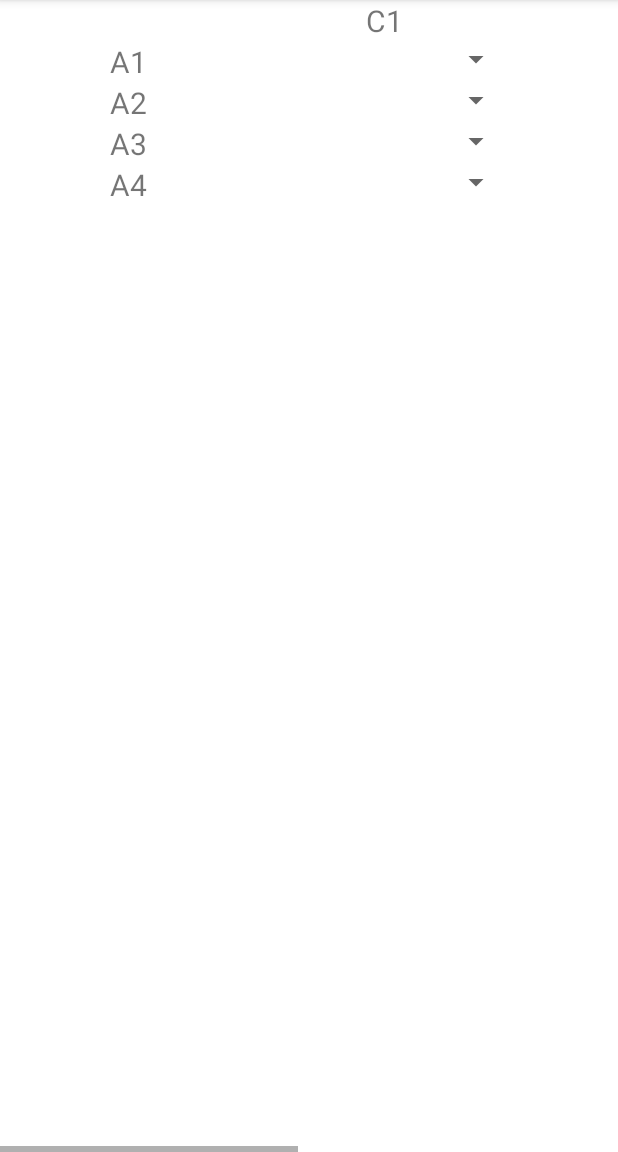
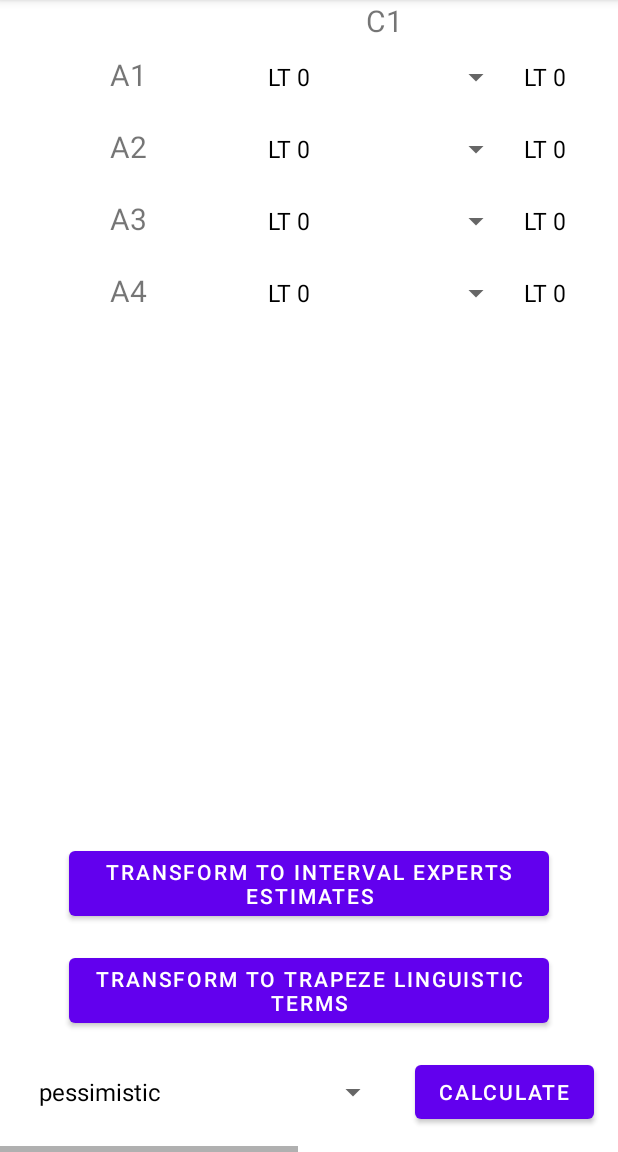
Before and after one commit to LogutovEgor/fuzzy_multi_criteria_decision_making_system, an Android app: the MainActivity screen opened directly, with no data from a screen before it, on a phone screen of 412 x 824 dp, the part 84-1236 px from its top. Run offline under Robolectric (Android 15) with nearby library versions, the phone set to English and light mode, and no system bars.

Commit message:
Updated MainActivityUpdated

```diff
--- a/app/src/main/java/com/example/fuzzy_multi_criteria_decision_making_system/LinguisticTermsActivity.java
+++ b/app/src/main/java/com/example/fuzzy_multi_criteria_decision_making_system/LinguisticTermsActivity.java
@@ -260,6 +260,7 @@ public class LinguisticTermsActivity extends AppCompatActivity {
     }
 
     public void onFinishButtonClick(View view) {
+        onNormalizeButtonClick(view);
         Intent intent = new Intent(this, MainActivity.class);
         startActivity(intent);
     }
--- a/app/src/main/java/com/example/fuzzy_multi_criteria_decision_making_system/MainActivity.java
+++ b/app/src/main/java/com/example/fuzzy_multi_criteria_decision_making_system/MainActivity.java
@@ -4,26 +4,26 @@ import androidx.appcompat.app.AppCompatActivity;
 
 import android.os.Bundle;
 import android.view.Gravity;
+import android.view.View;
 import android.widget.ArrayAdapter;
 import android.widget.Spinner;
 import android.widget.TableLayout;
 import android.widget.TableRow;
 import android.widget.TextView;
 
-import com.anychart.AnyChart;
-import com.anychart.AnyChartView;
-import com.anychart.chart.common.dataentry.DataEntry;
-import com.anychart.chart.common.dataentry.ValueDataEntry;
-import com.anychart.charts.Pie;
-
 import java.util.ArrayList;
-import java.util.List;
 
 public class MainActivity extends AppCompatActivity {
 
     TableLayout tableLayout;
 
-    ArrayList<SpinnerLinguisticData> spinnerLinguisticData;
+    Spinner spinnerMethod;
+
+    ArrayList<SpinnerData> spinnerLinguisticData;
+    ArrayAdapter<SpinnerData> adapter;
+
+
+    Spinner[][] spinners;
 
     @Override
     protected void onCreate(Bundle savedInstanceState) {
@@ -32,6 +32,11 @@ public class MainActivity extends AppCompatActivity {
 
         tableLayout = findViewById(R.id.table_layout);
 
+        spinnerMethod = findViewById(R.id.spinnerMethod);
+        ArrayAdapter<String> adapter = new ArrayAdapter(this,
+                android.R.layout.simple_spinner_dropdown_item, Data.getInstance().getCalculateMethods());
+        spinnerMethod.setAdapter(adapter);
+
         spinnerLinguisticData = Data.getInstance().getSpinnerLinguisticData();
         createTable();
     }
@@ -39,7 +44,9 @@ public class MainActivity extends AppCompatActivity {
     private void createTable() {
         int numberAlternatives = Data.getInstance().getNumberAlternatives();
         int numberCriterias = Data.getInstance().getNumberCriterias();
-
+        spinners = new Spinner[numberAlternatives][numberCriterias];
+        adapter = new ArrayAdapter(this,
+                android.R.layout.simple_spinner_dropdown_item, spinnerLinguisticData);
         for (int i = 0; i <= numberAlternatives; i++) {
             TableRow topTableRow = new TableRow(this);
             tableLayout.addView(topTableRow);
@@ -71,16 +78,9 @@ public class MainActivity extends AppCompatActivity {
                         topTableRow.addView(textView);
                         textView.setText("A" + i);
                     } else {
-                        Spinner spinner = new Spinner(this);
-                        //spinner.setGravity(Gravity.START);
-                        // Create an ArrayAdapter using the string array and a default spinner layout
-                        ArrayAdapter<SpinnerLinguisticData> adapter = new ArrayAdapter(this,
-                                android.R.layout.simple_spinner_dropdown_item, spinnerLinguisticData);
-// Specify the layout to use when the list of choices appears
-//                        adapter.setDropDownViewResource(android.R.layout.simple_spinner_dropdown_item);
-// Apply the adapter to the spinner
-                        spinner.setAdapter(adapter);
-                        topTableRow.addView(spinner);
+                        spinners[i-1][j-1] = new Spinner(this);
+                        spinners[i-1][j-1].setAdapter(adapter);
+                        topTableRow.addView(spinners[i-1][j-1]);
 
                     }
                 }
@@ -90,4 +90,22 @@ public class MainActivity extends AppCompatActivity {
 
         }
     }
+
+    public void onButtonTransformToIntervalClick(View view) {
+        for (SpinnerData spinnerData: spinnerLinguisticData) {
+            Data.getInstance().transformToInterval(spinnerData);
+        }
+        adapter.notifyDataSetChanged();
+    }
+
+    public void onButtonTransformToTrapezeClick(View view) {
+        for (SpinnerData spinnerData: spinnerLinguisticData) {
+            Data.getInstance().transformToTrapeze(spinnerData);
+        }
+        adapter.notifyDataSetChanged();
+    }
+
+    public void onButtonCalculateClick(View view) {
+
+    }
 }
--- /dev/null
+++ b/app/src/main/java/com/example/fuzzy_multi_criteria_decision_making_system/SpinnerData.java
@@ -0,0 +1,86 @@
+package com.example.fuzzy_multi_criteria_decision_making_system;
+
+import android.util.Pair;
+
+import androidx.annotation.NonNull;
+
+import java.util.ArrayList;
+import java.util.List;
+
+public class SpinnerData {
+    public enum Type { Simple, Less, Over, Within }
+
+    private Type type;
+    public Type getType() { return type; }
+
+    private boolean transformedToInterval;
+    public boolean transformedToInterval() { return transformedToInterval; }
+
+    private boolean transformedToTrapeze;
+    public boolean transformedToTrapeze() { return transformedToTrapeze; }
+
+    private float[] trapeze;
+    public float[] getTrapeze() { return trapeze; }
+
+    private List<Pair<Integer, LinguisticTerm>> linguisticTerms;
+    public List<Pair<Integer, LinguisticTerm>> getLinguisticTerms() { return linguisticTerms; }
+
+    public SpinnerData(Type type, Integer index, LinguisticTerm linguisticTerm) {
+        this.type = type;
+        transformedToInterval = false;
+        transformedToTrapeze = false;
+        linguisticTerms = new ArrayList<>();
+        linguisticTerms.add(new Pair<>(index, linguisticTerm));
+    }
+
+    public SpinnerData(Type type, Integer firstIndex, LinguisticTerm firstLinguisticTerm, Integer secondIndex, LinguisticTerm secondLinguisticTerm){
+        this.type = type;
+        linguisticTerms = new ArrayList<>();
+        transformedToInterval = false;
+        transformedToTrapeze = false;
+        linguisticTerms.add(new Pair<>(firstIndex, firstLinguisticTerm));
+        linguisticTerms.add(new Pair<>(secondIndex, secondLinguisticTerm));
+    }
+
+    public void transformToInterval(List<Pair<Integer, LinguisticTerm>> linguisticTerms) {
+        this.linguisticTerms = linguisticTerms;
+        this.transformedToInterval = true;
+    }
+
+    public void transformToTrapez(float[] trapeze) {
+        this.trapeze = trapeze;
+        this.transformedToTrapeze = true;
+    }
+
+    @NonNull
+    @Override
+    public String toString() {
+        if (!transformedToInterval) {
+            switch (type) {
+                case Simple:
+                    return linguisticTerms.get(0).second.getShortName();
+                case Less:
+                    return "less " + linguisticTerms.get(0).second.getShortName();
+                case Over:
+                    return "over " + linguisticTerms.get(0).second.getShortName();
+                case Within:
+                    return "within " + linguisticTerms.get(0).second.getShortName() + " and " + linguisticTerms.get(1).second.getShortName();
+                default:
+                    return "invalid";
+            }
+        } else if (transformedToInterval && !transformedToTrapeze) {
+            String result = "";
+            for (Pair<Integer, LinguisticTerm> linguisticTerm: linguisticTerms) {
+                result += " " + linguisticTerm.second.getShortName() + ";";
+            }
+            return result;
+        } else if (transformedToInterval && transformedToTrapeze) {
+            String result = "";
+            for (float value: trapeze) {
+                result += " " + value + ";";
+            }
+            return result;
+        }
+        return "invalid";
+    }
+}
--- a/app/src/main/res/layout/activity_main.xml
+++ b/app/src/main/res/layout/activity_main.xml
@@ -7,10 +7,15 @@
     tools:context=".MainActivity">
 
     <HorizontalScrollView
+        android:id="@+id/horizontalScrollView"
         android:layout_width="match_parent"
         android:layout_height="match_parent"
-        tools:layout_editor_absoluteX="0dp"
-        tools:layout_editor_absoluteY="-179dp">
+        app:layout_constraintBottom_toBottomOf="parent"
+        app:layout_constraintEnd_toEndOf="parent"
+        app:layout_constraintHorizontal_bias="1.0"
+        app:layout_constraintStart_toStartOf="parent"
+        app:layout_constraintTop_toTopOf="parent"
+        app:layout_constraintVertical_bias="0.0">
 
         <ScrollView
             android:layout_width="match_parent"
@@ -19,9 +24,53 @@
             <TableLayout
                 android:id="@+id/table_layout"
                 android:layout_width="match_parent"
-                android:layout_height="match_parent">
-            </TableLayout>
+                android:layout_height="match_parent"></TableLayout>
         </ScrollView>
+
+
     </HorizontalScrollView>
 
+    <Button
+        android:id="@+id/buttonTransformToInterval"
+        android:layout_width="wrap_content"
+        android:layout_height="wrap_content"
+        android:layout_marginBottom="16dp"
+        android:onClick="onButtonTransformToIntervalClick"
+        android:text="Transform to interval experts estimates"
+        app:layout_constraintBottom_toTopOf="@+id/buttonTransformToTrapeze"
+        app:layout_constraintEnd_toEndOf="parent"
+        app:layout_constraintStart_toStartOf="parent" />
+
+    <Button
+        android:id="@+id/buttonTransformToTrapeze"
+        android:layout_width="wrap_content"
+        android:layout_height="wrap_content"
+        android:layout_marginBottom="16dp"
+        android:onClick="onButtonTransformToTrapezeClick"
+        android:text="Transform to trapeze linguistic terms"
+        app:layout_constraintBottom_toTopOf="@+id/buttonCalculate"
+        app:layout_constraintEnd_toEndOf="parent"
+        app:layout_constraintStart_toStartOf="parent" />
+
+    <Spinner
+        android:id="@+id/spinnerMethod"
+        android:layout_width="241dp"
+        android:layout_height="0dp"
+        android:layout_marginBottom="16dp"
+        app:layout_constraintBottom_toBottomOf="parent"
+        app:layout_constraintEnd_toStartOf="@+id/buttonCalculate"
+        app:layout_constraintStart_toStartOf="parent"
+        app:layout_constraintTop_toTopOf="@+id/buttonCalculate" />
+
+    <Button
+        android:id="@+id/buttonCalculate"
+        android:layout_width="wrap_content"
+        android:layout_height="wrap_content"
+        android:layout_marginEnd="16dp"
+        android:layout_marginBottom="16dp"
+        android:onClick="onButtonCalculateClick"
+        android:text="Calculate"
+        app:layout_constraintBottom_toBottomOf="parent"
+        app:layout_constraintEnd_toEndOf="parent" />
+
 </androidx.constraintlayout.widget.ConstraintLayout>
```
Also changed, not shown: app/src/main/java/com/example/fuzzy_multi_criteria_decision_making_system/Data.java (+97 -6 lines), app/src/main/java/com/example/fuzzy_multi_criteria_decision_making_system/SpinnerLinguisticData.java (deleted, +0 -51 lines).
